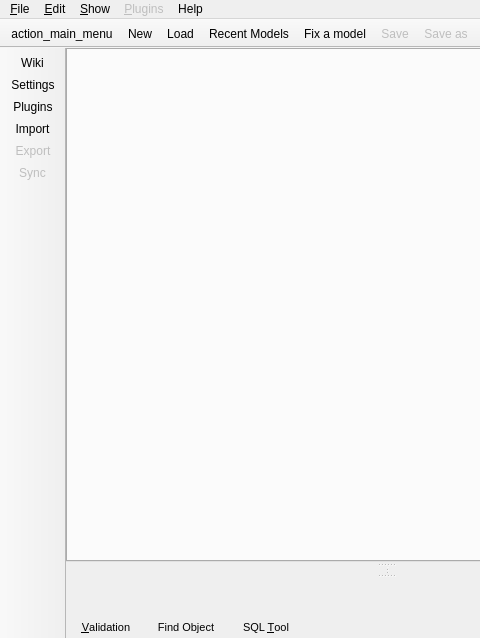
Above: libpgmodeler_ui/ui/mainwindow.ui from pgmodeler/pgmodeler before the change; both pictures show x 0 to 480 and y 0 to 638 of the 1000 by 638 pixel window. Below: the same form after it.
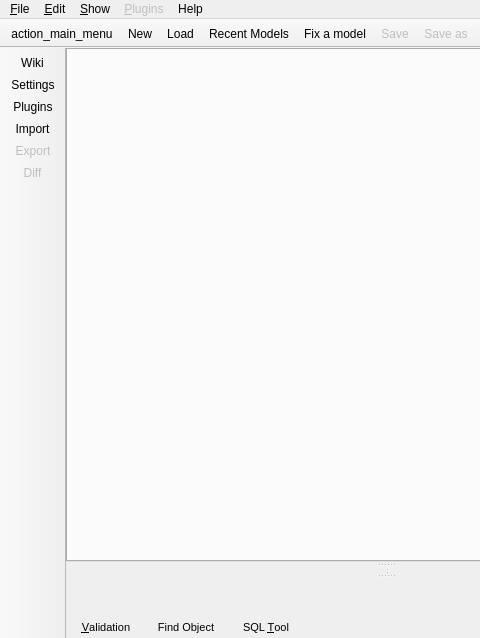
That is the form after the change. Icons and pictures are not drawn.

```diff
--- a/libpgmodeler_ui/ui/mainwindow.ui
+++ b/libpgmodeler_ui/ui/mainwindow.ui
@@ -751,7 +751,7 @@
    <addaction name="action_plugins"/>
    <addaction name="action_import"/>
    <addaction name="action_export"/>
-   <addaction name="action_sync"/>
+   <addaction name="action_diff"/>
   </widget>
   <widget class="QToolBar" name="control_tb">
    <property name="enabled">
@@ -1350,7 +1350,7 @@
     <string>Ctrl+Shift+H</string>
    </property>
   </action>
-  <action name="action_sync">
+  <action name="action_diff">
    <property name="enabled">
     <bool>false</bool>
    </property>
@@ -1359,10 +1359,10 @@
      <normaloff>:/icones/icones/sync.png</normaloff>:/icones/icones/sync.png</iconset>
    </property>
    <property name="text">
-    <string>Sync</string>
+    <string>Diff</string>
    </property>
    <property name="toolTip">
-    <string>Synchronize changes between model and database</string>
+    <string>Determine the changes between model and database</string>
    </property>
   </action>
  </widget>
```
